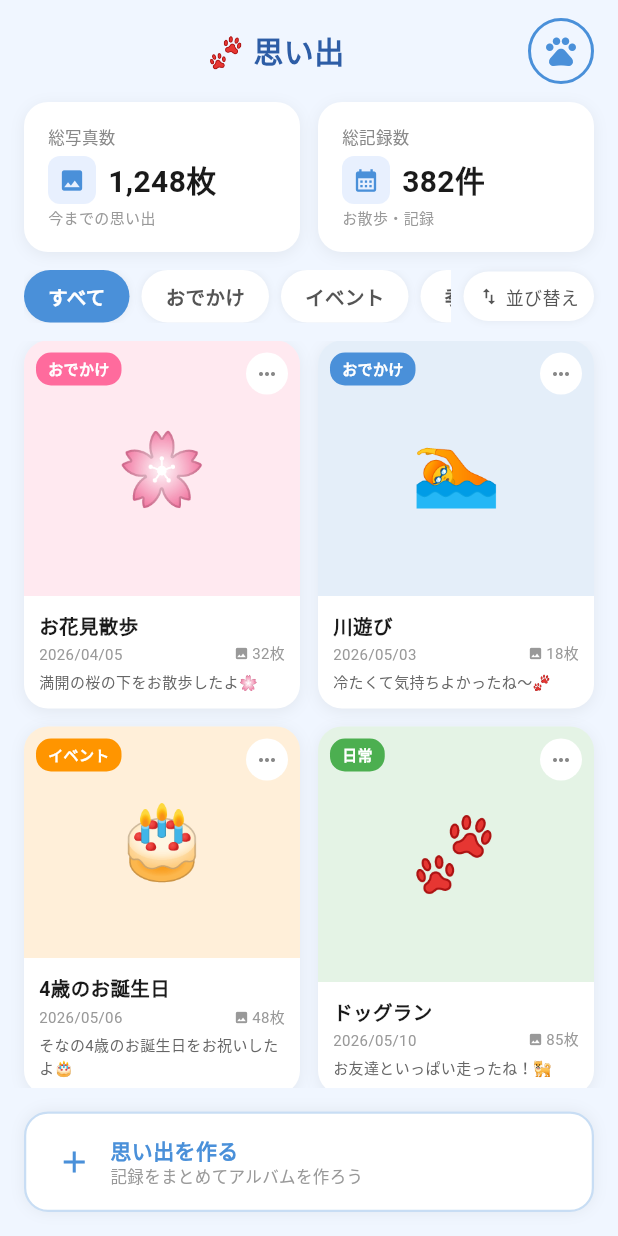
After one commit to 7495630-tech/wannsona, a Flutter app: the MemoriesScreen screen opened directly, on a phone screen of 412 x 824 dp. The commit adds this screen. Run offline on Flutter 3.47's test engine with Material 3 defaults, Android fonts, the phone set to English and light mode, and no system bars; our stand-ins replace flutter_map, geolocator, latlong2, shared_preferences; accounts and stored records are empty; project files that could hold a hidden picture were left out.

Commit message:
Add MemoriesScreen v70

```diff
--- a/wannsona_app/lib/main.dart
+++ b/wannsona_app/lib/main.dart
@@ -1,5 +1,6 @@
 import 'package:flutter/material.dart';
 import 'my_page_screen.dart';
+import 'memories_screen.dart';
 import 'package:http/http.dart' as http;
 import 'walk_screen.dart';
 import 'package:flutter_localizations/flutter_localizations.dart';
@@ -585,7 +586,7 @@ body: Container(
           : _currentIndex == 1
               ? const WalkTopScreen()
               : _currentIndex == 3
-                  ? const Center(child: Text('コミュニティ coming soon'))
+                  ? const MemoriesScreen()
                   : _currentIndex == 4
                       ? const MyPageScreen()
                       : _isLoading
--- /dev/null
+++ b/wannsona_app/lib/memories_screen.dart
@@ -0,0 +1,250 @@
+import 'package:flutter/material.dart';
+
+class MemoriesScreen extends StatefulWidget {
+  const MemoriesScreen({super.key});
+
+  @override
+  State<MemoriesScreen> createState() => _MemoriesScreenState();
+}
+
+class _MemoriesScreenState extends State<MemoriesScreen> {
+  String _selectedCategory = 'すべて';
+
+  final List<String> _categories = ['すべて', 'おでかけ', 'イベント', '季節', '日常'];
+
+  final List<Map<String, dynamic>> _memories = [
+    {'title': 'お花見散歩', 'emoji': '🌸', 'date': '2026/04/05', 'photos': 32, 'memo': '満開の桜の下をお散歩したよ🌸', 'category': 'おでかけ', 'color': const Color(0xFFFF6B9D)},
+    {'title': '川遊び', 'emoji': '🏊', 'date': '2026/05/03', 'photos': 18, 'memo': '冷たくて気持ちよかったね〜🐾', 'category': 'おでかけ', 'color': const Color(0xFF4A90D9)},
+    {'title': '4歳のお誕生日', 'emoji': '🎂', 'date': '2026/05/06', 'photos': 48, 'memo': 'そなの4歳のお誕生日をお祝いしたよ🎂', 'category': 'イベント', 'color': const Color(0xFFFF9500)},
+    {'title': 'ドッグラン', 'emoji': '🐾', 'date': '2026/05/10', 'photos': 85, 'memo': 'お友達といっぱい走ったね！🐕', 'category': '日常', 'color': const Color(0xFF4CAF50)},
+    {'title': 'クリスマス', 'emoji': '🎄', 'date': '2025/12/24', 'photos': 26, 'memo': 'サンタさんが来てくれたよ🎅', 'category': 'イベント', 'color': const Color(0xFF9C27B0)},
+    {'title': '海辺の夕日散歩', 'emoji': '🌅', 'date': '2025/11/15', 'photos': 21, 'memo': '夕日がきれいだったね〜🌅', 'category': 'おでかけ', 'color': const Color(0xFFFF6B9D)},
+  ];
+
+  List<Map<String, dynamic>> get _filtered => _selectedCategory == 'すべて'
+      ? _memories
+      : _memories.where((m) => m['category'] == _selectedCategory).toList();
+
+  @override
+  Widget build(BuildContext context) {
+    return Scaffold(
+      backgroundColor: const Color(0xFFF0F6FF),
+      body: SafeArea(
+        child: Column(
+          children: [
+            _buildHeader(),
+            _buildStats(),
+            _buildCategories(),
+            Expanded(child: _buildGrid()),
+            _buildCreateButton(),
+          ],
+        ),
+      ),
+    );
+  }
+
+  Widget _buildHeader() {
+    return Padding(
+      padding: const EdgeInsets.symmetric(horizontal: 16, vertical: 12),
+      child: Row(
+        children: [
+          const Spacer(),
+          const Text('🐾 思い出', style: TextStyle(fontSize: 20, fontWeight: FontWeight.bold, color: Color(0xFF2D5DA6))),
+          const Spacer(),
+          Container(
+            width: 44, height: 44,
+            decoration: BoxDecoration(shape: BoxShape.circle, border: Border.all(color: const Color(0xFF4A90D9), width: 2)),
+            child: const Icon(Icons.pets, color: Color(0xFF4A90D9)),
+          ),
+        ],
+      ),
+    );
+  }
+
+  Widget _buildStats() {
+    return Padding(
+      padding: const EdgeInsets.symmetric(horizontal: 16),
+      child: Row(
+        children: [
+          Expanded(child: _buildStatCard(Icons.photo, '総写真数', '1,248枚', '今までの思い出')),
+          const SizedBox(width: 12),
+          Expanded(child: _buildStatCard(Icons.calendar_month, '総記録数', '382件', 'お散歩・記録')),
+        ],
+      ),
+    );
+  }
+
+  Widget _buildStatCard(IconData icon, String label, String value, String sub) {
+    return Container(
+      padding: const EdgeInsets.all(16),
+      decoration: BoxDecoration(
+        color: Colors.white,
+        borderRadius: BorderRadius.circular(16),
+        boxShadow: [BoxShadow(color: Colors.black.withOpacity(0.06), blurRadius: 8, offset: const Offset(0, 2))],
+      ),
+      child: Column(
+        crossAxisAlignment: CrossAxisAlignment.start,
+        children: [
+          Text(label, style: const TextStyle(fontSize: 11, color: Color(0xFF888888))),
+          const SizedBox(height: 4),
+          Row(
+            children: [
+              Container(
+                width: 32, height: 32,
+                decoration: BoxDecoration(color: const Color(0xFFE8F0FE), borderRadius: BorderRadius.circular(8)),
+                child: Icon(icon, color: const Color(0xFF4A90D9), size: 18),
+              ),
+              const SizedBox(width: 8),
+              Text(value, style: const TextStyle(fontSize: 20, fontWeight: FontWeight.bold, color: Color(0xFF1A1A1A))),
+            ],
+          ),
+          const SizedBox(height: 2),
+          Text(sub, style: const TextStyle(fontSize: 10, color: Color(0xFF999999))),
+        ],
+      ),
+    );
+  }
+
+  Widget _buildCategories() {
+    return Padding(
+      padding: const EdgeInsets.symmetric(horizontal: 16, vertical: 12),
+      child: Row(
+        children: [
+          Expanded(
+            child: SingleChildScrollView(
+              scrollDirection: Axis.horizontal,
+              child: Row(
+                children: _categories.map((cat) {
+                  final selected = cat == _selectedCategory;
+                  return GestureDetector(
+                    onTap: () => setState(() => _selectedCategory = cat),
+                    child: Container(
+                      margin: const EdgeInsets.only(right: 8),
+                      padding: const EdgeInsets.symmetric(horizontal: 16, vertical: 8),
+                      decoration: BoxDecoration(
+                        color: selected ? const Color(0xFF4A90D9) : Colors.white,
+                        borderRadius: BorderRadius.circular(20),
+                        boxShadow: [BoxShadow(color: Colors.black.withOpacity(0.06), blurRadius: 4)],
+                      ),
+                      child: Text(cat, style: TextStyle(fontSize: 13, fontWeight: FontWeight.w600, color: selected ? Colors.white : const Color(0xFF555555))),
+                    ),
+                  );
+                }).toList(),
+              ),
+            ),
+          ),
+          const SizedBox(width: 8),
+          Container(
+            padding: const EdgeInsets.symmetric(horizontal: 10, vertical: 8),
+            decoration: BoxDecoration(color: Colors.white, borderRadius: BorderRadius.circular(20), boxShadow: [BoxShadow(color: Colors.black.withOpacity(0.06), blurRadius: 4)]),
+            child: const Row(children: [Icon(Icons.swap_vert, size: 14, color: Color(0xFF555555)), SizedBox(width: 4), Text('並び替え', style: TextStyle(fontSize: 12, color: Color(0xFF555555)))]),
+          ),
+        ],
+      ),
+    );
+  }
+
+  Widget _buildGrid() {
+    final items = _filtered;
+    return GridView.builder(
+      padding: const EdgeInsets.symmetric(horizontal: 16),
+      gridDelegate: const SliverGridDelegateWithFixedCrossAxisCount(
+        crossAxisCount: 2, crossAxisSpacing: 12, mainAxisSpacing: 12, childAspectRatio: 0.75,
+      ),
+      itemCount: items.length,
+      itemBuilder: (context, i) => _buildCard(items[i]),
+    );
+  }
+
+  Widget _buildCard(Map<String, dynamic> memory) {
+    return Container(
+      decoration: BoxDecoration(
+        color: Colors.white,
+        borderRadius: BorderRadius.circular(16),
+        boxShadow: [BoxShadow(color: Colors.black.withOpacity(0.06), blurRadius: 8, offset: const Offset(0, 2))],
+      ),
+      child: Column(
+        crossAxisAlignment: CrossAxisAlignment.start,
+        children: [
+          Expanded(
+            child: Stack(
+              children: [
+                Container(
+                  width: double.infinity,
+                  decoration: BoxDecoration(
+                    color: (memory['color'] as Color).withOpacity(0.15),
+                    borderRadius: const BorderRadius.vertical(top: Radius.circular(16)),
+                  ),
+                  child: Center(child: Text(memory['emoji'], style: const TextStyle(fontSize: 48))),
+                ),
+                Positioned(
+                  top: 8, left: 8,
+                  child: Container(
+                    padding: const EdgeInsets.symmetric(horizontal: 8, vertical: 4),
+                    decoration: BoxDecoration(color: memory['color'], borderRadius: BorderRadius.circular(10)),
+                    child: Text(memory['category'], style: const TextStyle(fontSize: 10, color: Colors.white, fontWeight: FontWeight.bold)),
+                  ),
+                ),
+                Positioned(
+                  top: 8, right: 8,
+                  child: Container(
+                    width: 28, height: 28,
+                    decoration: const BoxDecoration(shape: BoxShape.circle, color: Colors.white),
+                    child: const Icon(Icons.more_horiz, size: 16, color: Color(0xFF888888)),
+                  ),
+                ),
+              ],
+            ),
+          ),
+          Padding(
+            padding: const EdgeInsets.all(10),
+            child: Column(
+              crossAxisAlignment: CrossAxisAlignment.start,
+              children: [
+                Text(memory['title'], style: const TextStyle(fontSize: 13, fontWeight: FontWeight.bold, color: Color(0xFF1A1A1A)), maxLines: 1, overflow: TextOverflow.ellipsis),
+                const SizedBox(height: 2),
+                Row(
+                  children: [
+                    Text(memory['date'], style: const TextStyle(fontSize: 10, color: Color(0xFF999999))),
+                    const Spacer(),
+                    const Icon(Icons.photo, size: 10, color: Color(0xFF999999)),
+                    const SizedBox(width: 2),
+                    Text('${memory['photos']}枚', style: const TextStyle(fontSize: 10, color: Color(0xFF999999))),
+                  ],
+                ),
+                const SizedBox(height: 4),
+                Text(memory['memo'], style: const TextStyle(fontSize: 10, color: Color(0xFF666666)), maxLines: 2, overflow: TextOverflow.ellipsis),
+              ],
+            ),
+          ),
+        ],
+      ),
+    );
+  }
+
+  Widget _buildCreateButton() {
+    return Container(
+      margin: const EdgeInsets.all(16),
+      padding: const EdgeInsets.symmetric(horizontal: 20, vertical: 14),
+      decoration: BoxDecoration(
+        color: Colors.white,
+        borderRadius: BorderRadius.circular(16),
+        border: Border.all(color: const Color(0xFF4A90D9).withOpacity(0.3), width: 1.5),
+        boxShadow: [BoxShadow(color: Colors.black.withOpacity(0.06), blurRadius: 8)],
+      ),
+      child: const Row(
+        children: [
+          Icon(Icons.add, color: Color(0xFF4A90D9), size: 24),
+          SizedBox(width: 12),
+          Column(
+            crossAxisAlignment: CrossAxisAlignment.start,
+            children: [
+              Text('思い出を作る', style: TextStyle(fontSize: 14, fontWeight: FontWeight.bold, color: Color(0xFF4A90D9))),
+              Text('記録をまとめてアルバムを作ろう', style: TextStyle(fontSize: 11, color: Color(0xFF999999))),
+            ],
+          ),
+        ],
+      ),
+    );
+  }
+}
```
Also changed, not shown: 1 other file.
